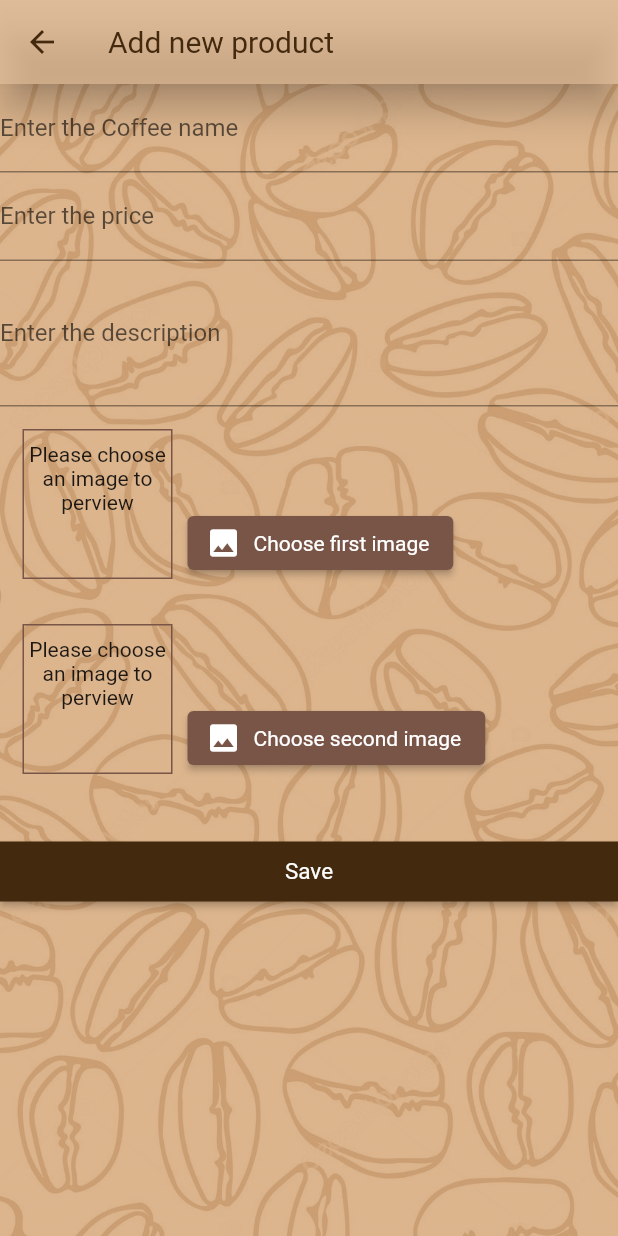
After one commit to mohamedmohamedy/coffee-shop-app-ui, a Flutter app: the AddProductScreen screen opened by its route, on a phone screen of 412 x 824 dp. The commit adds this screen. Run offline on Flutter 3.47's test engine with Material 2 defaults, Android fonts, the phone set to English and light mode, and no system bars; our stand-ins replace flutter_rating_bar, image_picker.

Commit message:
Adding (New product) screen

```diff
--- a/lib/main.dart
+++ b/lib/main.dart
@@ -4,8 +4,7 @@ import 'package:provider/provider.dart';
 import './screens/home_screen.dart';
 import './screens/products_screen.dart';
 import './screens/product_details.dart';
-import 'screens/products_screen.dart';
-import 'screens/home_screen.dart';
+import './screens/add_product_screen.dart';
 
 import 'providers/product_provider.dart';
 import 'providers/coffee_provider.dart';
@@ -37,7 +36,7 @@ class MyApp extends StatelessWidget {
         title: 'Coffee Shop',
         theme: ThemeData.from(
           colorScheme: const ColorScheme.light(
-            primary: Color.fromRGBO(255, 144, 42, .7),
+            primary: Color.fromRGBO(67, 41, 13, 1),
             secondary: Color.fromRGBO(255, 144, 42, .7),
           ),
           textTheme:
@@ -48,6 +47,7 @@ class MyApp extends StatelessWidget {
           HomeScreen.routeName: (ctx) => const HomeScreen(),
           ProductsScreen.routeName: (ctx) => const ProductsScreen(),
           ProductDetails.routeName: (ctx) => const ProductDetails(),
+          AddProductScreen.routeName: (context) => const AddProductScreen(),
         },
       ),
     );
--- a/lib/providers/product_provider.dart
+++ b/lib/providers/product_provider.dart
@@ -14,6 +14,6 @@ class Product with ChangeNotifier {
     required this.image,
     required this.price,
     required this.description,
-    required this.image2
+     required this.image2
   });
 }
--- /dev/null
+++ b/lib/screens/add_product_screen.dart
@@ -0,0 +1,172 @@
+import 'dart:io';
+
+import 'package:flutter/material.dart';
+import 'package:flutter/services.dart';
+import 'package:image_picker/image_picker.dart';
+
+import '../widgets/image_handler.dart';
+import '../widgets/publicButton.dart';
+
+class AddProductScreen extends StatefulWidget {
+  static const routeName = 'add-product-screen';
+  const AddProductScreen({Key? key}) : super(key: key);
+
+  @override
+  State<AddProductScreen> createState() => _AddProductScreenState();
+}
+
+class _AddProductScreenState extends State<AddProductScreen> {
+  final _priceFocusNode = FocusNode();
+  final _descriptionFocusNode = FocusNode();
+  File? image1;
+  File? image2;
+
+  @override
+  void dispose() {
+    super.dispose();
+    _descriptionFocusNode.dispose();
+    _priceFocusNode.dispose();
+  }
+
+//..................pick the first image........................................
+  Future _image1() async {
+    try {
+      final ImagePicker picker = ImagePicker();
+      final image = await picker.pickImage(source: ImageSource.gallery);
+      if (image == null) return;
+
+      final pickedimage = File(image.path);
+
+      setState(() {
+        image1 = pickedimage;
+      });
+    } on PlatformException catch (error) {
+      print('error: $error');
+    }
+  }
+
+//.............................pick the second image............................
+  Future _image2() async {
+    try {
+      final ImagePicker picker = ImagePicker();
+      final image = await picker.pickImage(source: ImageSource.gallery);
+      if (image == null) return;
+
+      final pickedimage = File(image.path);
+
+      setState(() {
+        image2 = pickedimage;
+      });
+    } on PlatformException catch (error) {
+      print('error: $error');
+    }
+  }
+
+  //............................................................................
+  @override
+  Widget build(BuildContext context) {
+    final screenSize = MediaQuery.of(context).size;
+    return Scaffold(
+      appBar: AppBar(
+        elevation: 10,
+        title: const Text(
+          'Add new product',
+        ),
+        titleTextStyle: const TextStyle(
+          fontFamily: 'Roboto',
+          fontSize: 20,
+          color: Color.fromRGBO(67, 41, 13, 1),
+        ),
+        backgroundColor: Color.fromRGBO(211, 162, 113, .7),
+        leading: IconButton(
+          icon: const Icon(
+            Icons.arrow_back,
+            color: Color.fromRGBO(67, 41, 13, 1),
+          ),
+          onPressed: () => Navigator.of(context).pop(),
+        ),
+      ),
+      body: Stack(
+        children: [
+          //...................Background.......................................
+          Opacity(
+            opacity: .7,
+            child: Image(
+              image: const AssetImage('assets/images/vectorback1.jpg'),
+              fit: BoxFit.cover,
+              height: screenSize.height,
+            ),
+          ),
+          Container(
+            decoration: const BoxDecoration(
+              color: Color.fromRGBO(211, 162, 113, .8),
+            ),
+            height: screenSize.height,
+          ),
+          //.................Form...............................................
+          Form(
+            child: ListView(
+              children: [
+                TextFormField(
+                  textInputAction: TextInputAction.next,
+                  autocorrect: true,
+                  keyboardType: TextInputType.name,
+                  onFieldSubmitted: (_) =>
+                      FocusScope.of(context).requestFocus(_priceFocusNode),
+                  decoration: const InputDecoration(
+                    labelText: 'Enter the Coffee name',
+                  ),
+                ),
+                TextFormField(
+                  onFieldSubmitted: (_) => FocusScope.of(context)
+                      .requestFocus(_descriptionFocusNode),
+                  focusNode: _priceFocusNode,
+                  textInputAction: TextInputAction.next,
+                  autocorrect: true,
+                  keyboardType: TextInputType.number,
+                  decoration: const InputDecoration(
+                    labelText: 'Enter the price',
+                  ),
+                ),
+                TextFormField(
+                  focusNode: _descriptionFocusNode,
+                  maxLines: 3,
+                  autocorrect: true,
+                  keyboardType: TextInputType.multiline,
+                  onFieldSubmitted: (_) =>
+                      FocusScope.of(context).requestFocus(_priceFocusNode),
+                  decoration: const InputDecoration(
+                    labelText: 'Enter the description',
+                  ),
+                ),
+                //............................images............................
+                ImageHandler(
+                  image: image1,
+                  imageFunction: _image1,
+                  buttonText: 'Choose first image',
+                ),
+                ImageHandler(
+                  image: image2,
+                  imageFunction: _image2,
+                  buttonText: 'Choose second image',
+                ),
+                //.................../Save Button...............................
+                Padding(
+                  padding: const EdgeInsets.only(top: 30.0),
+                  child: SizedBox(
+                      height: 40,
+                      child: PublicButton(
+                        () {},
+                        'Save',
+                        15,
+                        0,
+                      )),
+                ),
+              ],
+            ),
+          ),
+        ],
+      ),
+    );
+  }
+}
--- a/lib/screens/products_screen.dart
+++ b/lib/screens/products_screen.dart
@@ -1,5 +1,7 @@
 import 'package:flutter/material.dart';
 import 'package:provider/provider.dart';
+
+import '../screens/add_product_screen.dart';
 
 import '../providers/coffee_provider.dart';
 
@@ -14,6 +16,14 @@ class ProductsScreen extends StatelessWidget {
     final products = Provider.of<CoffeeProvider>(context);
     final screenSize = MediaQuery.of(context).size;
     return Scaffold(
+      floatingActionButton: FloatingActionButton(
+        onPressed: () =>
+            Navigator.of(context).pushNamed(AddProductScreen.routeName),
+        elevation: 10,
+        tooltip: 'Add new product',
+        backgroundColor: const Color.fromRGBO(84, 59, 31, .8),
+        child: const Icon(Icons.add),
+      ),
       body: Stack(
         children: [
           //...................Background.......................................
@@ -34,7 +44,7 @@ class ProductsScreen extends StatelessWidget {
           Column(
             crossAxisAlignment: CrossAxisAlignment.start,
             children: [
-              //search bar..........................................................
+              //..................search bar....................................
               Container(
                 decoration: BoxDecoration(
                   color: const Color.fromRGBO(84, 59, 31, .5),
--- /dev/null
+++ b/lib/widgets/image_handler.dart
@@ -0,0 +1,61 @@
+import 'dart:io';
+
+import 'package:flutter/material.dart';
+
+class ImageHandler extends StatelessWidget {
+  File? image;
+  final Function imageFunction;
+
+  final String buttonText;
+
+  ImageHandler(
+      {Key? key,
+      required this.image,
+      required this.imageFunction,
+      required this.buttonText})
+      : super(key: key);
+
+  @override
+  Widget build(BuildContext context) {
+    return Padding(
+      padding: const EdgeInsets.all(15.0),
+      child: Row(
+        crossAxisAlignment: CrossAxisAlignment.end,
+        children: [
+          Container(
+              height: 100,
+              width: 100,
+              decoration: BoxDecoration(
+                  border: Border.all(color: Colors.brown, width: 1)),
+              child: image != null
+                  ? FittedBox(
+                      child: Image.file(
+                        image!,
+                        height: 100,
+                        width: 100,
+                        fit: BoxFit.cover,
+                      ),
+                    )
+                  : const Padding(
+                      padding: EdgeInsets.only(top: 8.0),
+                      child: Text(
+                        'Please choose an image to perview',
+                        textAlign: TextAlign.center,
+                      ),
+                    )),
+          Padding(
+            padding: const EdgeInsets.only(left: 10),
+            child: ElevatedButton.icon(
+              style: ElevatedButton.styleFrom(primary: Colors.brown[500]),
+              onPressed: () {
+                imageFunction();
+              },
+              icon: const Icon(Icons.image),
+              label: Text(buttonText),
+            ),
+          ),
+        ],
+      ),
+    );
+  }
+}
--- a/lib/widgets/product_item.dart
+++ b/lib/widgets/product_item.dart
@@ -13,7 +13,7 @@ class ProductItem extends StatelessWidget {
   const ProductItem({
     required this.coffeeName,
     required this.firstImage,
-    required this.secondImage,
+     required this.secondImage,
     required this.price,
     required this.productID,
   });
--- a/pubspec.yaml
+++ b/pubspec.yaml
@@ -36,6 +36,7 @@ dependencies:
   cupertino_icons: ^1.0.2
   provider: ^6.0.3
   flutter_rating_bar: ^4.0.1
+  image_picker: ^0.8.5+3
 
 dev_dependencies:
   flutter_test:
```
Also changed, not shown: lib/screens/home_screen.dart (+4 -3 lines), pubspec.lock, 2 other files.
